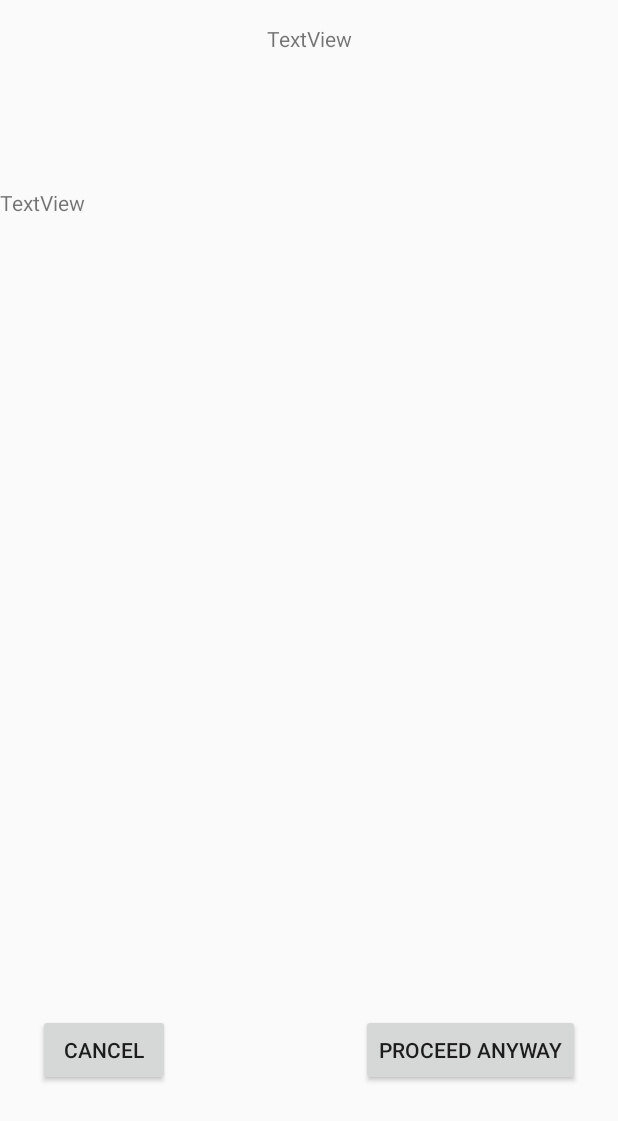
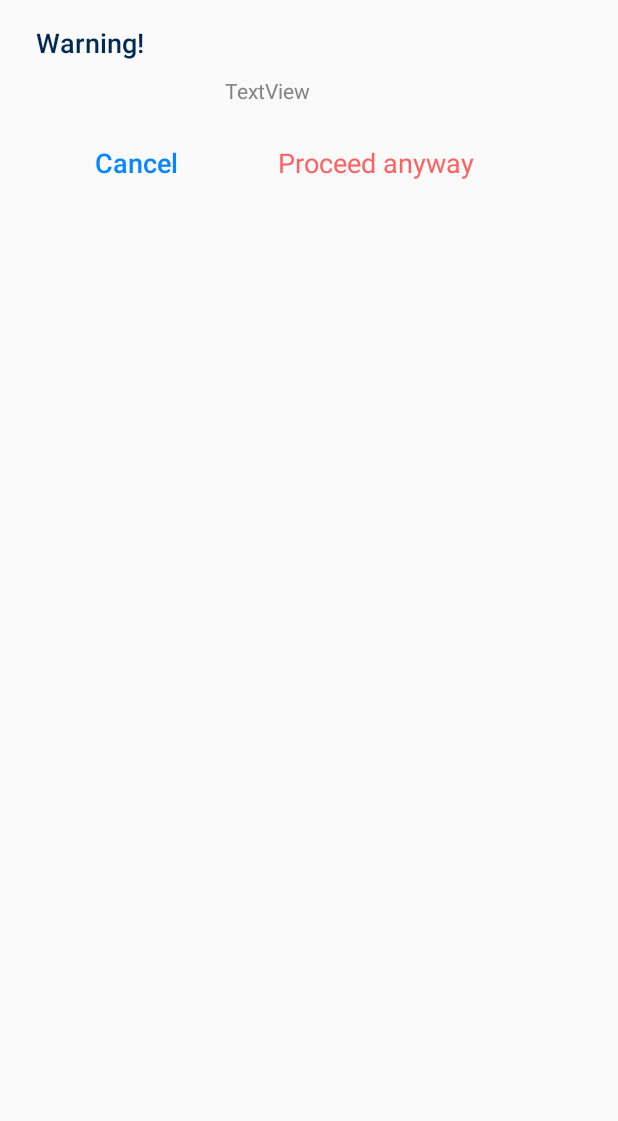
Before and after one commit to YekaterinaB/PillerMobile, an Android app: the layout interaction_popup.xml on its own in the app's theme, with its tools: preview values and no code run, on a phone screen of 412 x 824 dp. Shown: the top 1121 px of the screen. Run offline under Robolectric (Android 15) with nearby library versions, the phone set to English and light mode, and no system bars; Roboto replaces fonts that are not available here.

Commit message:
interaction window

```diff
--- a/app/src/main/java/com/example/piller/fragments/AddDrugFragments/InteractionPopupFragment.kt
+++ b/app/src/main/java/com/example/piller/fragments/AddDrugFragments/InteractionPopupFragment.kt
@@ -13,11 +13,10 @@ import com.example.piller.activities.AddNewDrugActivity
 
 
 class InteractionPopupFragment : DialogFragment() {
-    private lateinit var interactionsTxt: String
-    private lateinit var titleTv: TextView
-    private lateinit var interactionScrollViewTV: TextView
-    private lateinit var cancelButton: Button
-    private lateinit var proceedButton: Button
+    private lateinit var _interactionsTxt: String
+    private lateinit var _interactionScrollViewTV: TextView
+    private lateinit var _cancelButton: TextView
+    private lateinit var _proceedButton: TextView
 
     override fun onCreateView(
         inflater: LayoutInflater,
@@ -27,31 +26,28 @@ class InteractionPopupFragment : DialogFragment() {
         //  set round corners
         dialog!!.window?.setBackgroundDrawableResource(R.drawable.round_corner)
         val fragmentView = inflater.inflate(R.layout.interaction_popup, container, false)
-        interactionsTxt = arguments?.getString(DRUG_INTERACTIONS).toString()
+        _interactionsTxt = arguments?.getString(DRUG_INTERACTIONS).toString()
         initViews(fragmentView)
         initListeners()
         return fragmentView
     }
 
     private fun initListeners() {
-        cancelButton.setOnClickListener {
+        _cancelButton.setOnClickListener {
             dismiss()
         }
 
-        proceedButton.setOnClickListener {
+        _proceedButton.setOnClickListener {
             (activity as AddNewDrugActivity).goToAddOccurrenceActivity()
         }
     }
 
     private fun initViews(fragment: View) {
-        titleTv = fragment.findViewById(R.id.inter_popup_title_tv)
-        titleTv.text = "WARNING:\nThere are interactions with the drug you added:"
-
-        interactionScrollViewTV = fragment.findViewById(R.id.inter_popup_list_tv)
-        interactionScrollViewTV.movementMethod = ScrollingMovementMethod()
-        interactionScrollViewTV.text = interactionsTxt
-        cancelButton = fragment.findViewById(R.id.inter_button_cancel)
-        proceedButton = fragment.findViewById(R.id.inter_button_proceedAnyway)
+        _interactionScrollViewTV = fragment.findViewById(R.id.inter_popup_list_tv)
+        _interactionScrollViewTV.movementMethod = ScrollingMovementMethod()
+        _interactionScrollViewTV.text = _interactionsTxt
+        _cancelButton = fragment.findViewById(R.id.cancel_interaction_popup)
+        _proceedButton = fragment.findViewById(R.id.proceed_anyway_interaction_popup)
     }
 
 
--- a/app/src/main/res/layout/interaction_popup.xml
+++ b/app/src/main/res/layout/interaction_popup.xml
@@ -2,54 +2,85 @@
 <androidx.constraintlayout.widget.ConstraintLayout xmlns:android="http://schemas.android.com/apk/res/android"
     xmlns:app="http://schemas.android.com/apk/res-auto"
     xmlns:tools="http://schemas.android.com/tools"
-    android:layout_width="match_parent"
-    android:layout_height="match_parent">
+    android:layout_width="wrap_content"
+    android:layout_height="wrap_content">
 
 
     <TextView
         android:id="@+id/inter_popup_title_tv"
         android:layout_width="wrap_content"
         android:layout_height="wrap_content"
+        android:layout_marginStart="24dp"
         android:layout_marginTop="16dp"
-        android:text="TextView"
+        android:text="Warning!"
+        android:fontFamily="sans-serif-medium"
+        android:textStyle="normal"
+        android:textSize="18sp"
+        android:textColor="@color/titleInItems"
         app:layout_constraintEnd_toEndOf="parent"
+        app:layout_constraintHorizontal_bias="0.0"
         app:layout_constraintStart_toStartOf="parent"
         app:layout_constraintTop_toTopOf="parent" />
 
 
     <TextView
         android:id="@+id/inter_popup_list_tv"
-        android:layout_width="fill_parent"
-        android:layout_height="450dp"
+        android:layout_width="wrap_content"
+        android:layout_height="wrap_content"
+        android:layout_marginStart="24dp"
+        android:layout_marginTop="10dp"
+        android:layout_marginEnd="24dp"
+        android:fontFamily="sans-serif"
         android:orientation="vertical"
+        android:scrollbars="vertical"
         android:text="TextView"
-        android:scrollbars = "vertical"
-        app:layout_constraintBottom_toTopOf="@+id/inter_button_cancel"
+        android:textColor="@color/myTextColor"
+        android:textSize="14sp"
+        android:textStyle="normal"
         app:layout_constraintEnd_toEndOf="parent"
         app:layout_constraintStart_toStartOf="parent"
         app:layout_constraintTop_toBottomOf="@+id/inter_popup_title_tv" />
 
-
-    <Button
-        android:id="@+id/inter_button_cancel"
-        android:layout_width="wrap_content"
+    <TextView
+        android:id="@+id/cancel_interaction_popup"
+        android:layout_width="133dp"
         android:layout_height="wrap_content"
-        android:layout_marginStart="25dp"
-        android:layout_marginTop="10dp"
-        android:layout_marginBottom="10dp"
+        android:layout_marginStart="24dp"
+        android:layout_marginTop="26dp"
+        android:layout_marginBottom="26dp"
+        android:fontFamily="sans-serif-medium"
+        android:gravity="center_horizontal"
+        android:orientation="vertical"
         android:text="Cancel"
+        android:textColor="@color/colorPrimary"
+        android:textSize="18sp"
+        android:textStyle="normal"
         app:layout_constraintBottom_toBottomOf="parent"
         app:layout_constraintStart_toStartOf="parent"
-        app:layout_constraintTop_toBottomOf="@+id/inter_popup_list_tv" />
+        app:layout_constraintTop_toBottomOf="@+id/inter_popup_list_tv"
+        app:layout_constraintVertical_bias="0.0" />
 
-    <Button
-        android:id="@+id/inter_button_proceedAnyway"
-        android:layout_width="wrap_content"
+    <TextView
+        android:id="@+id/proceed_anyway_interaction_popup"
+        android:layout_width="165dp"
         android:layout_height="wrap_content"
-        android:layout_marginEnd="25dp"
-        android:text="Proceed Anyway"
+        android:layout_marginStart="10dp"
+
+        android:layout_marginTop="26dp"
+        android:layout_marginEnd="24dp"
+        android:layout_marginBottom="26dp"
+        android:gravity="center_horizontal"
+        android:orientation="vertical"
+        android:text="Proceed anyway"
+        android:textColor="@color/removeColor"
+        android:textSize="18sp"
+        android:textStyle="normal"
+        app:layout_constraintBottom_toBottomOf="parent"
         app:layout_constraintEnd_toEndOf="parent"
-        app:layout_constraintTop_toTopOf="@+id/inter_button_cancel" />
+        app:layout_constraintHorizontal_bias="1.0"
+        app:layout_constraintStart_toEndOf="@+id/cancel_interaction_popup"
+        app:layout_constraintTop_toBottomOf="@+id/inter_popup_list_tv"
+        app:layout_constraintVertical_bias="0.0" />
 
 
 </androidx.constraintlayout.widget.ConstraintLayout>
```
